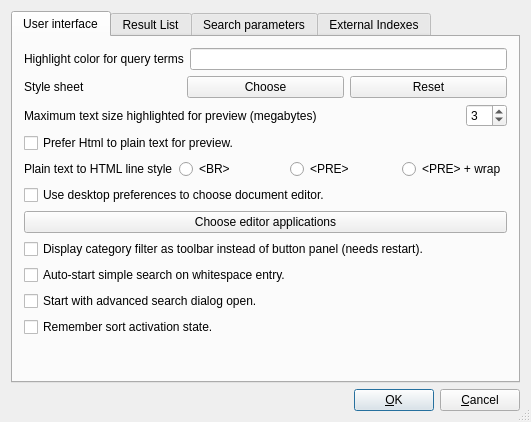
spanner888/recoll, file src/qtgui/uiprefs.ui: the form before one commit.
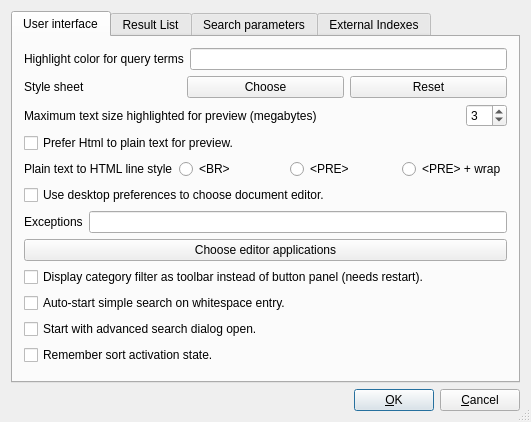
The form after the commit.

Commit message: implement mime exceptions to "use desktop open" so that we can use evince and pass page and search string parameters for pdf,ps and dvi even when all other mime types are passed to xdg-open

The edit to the form file:
```diff
--- a/src/qtgui/uiprefs.ui
+++ b/src/qtgui/uiprefs.ui
@@ -177,6 +177,27 @@
              </property>
             </widget>
            </item>
+           <item>
+            <layout class="QHBoxLayout">
+             <item>
+              <widget class="QLabel" name="textLabelallex">
+               <property name="text">
+                <string>Exceptions</string>
+               </property>
+              </widget>
+             </item>
+             <item>
+              <widget class="QLineEdit" name="allExLE">
+               <property name="minimumSize">
+                <size>
+                 <width>70</width>
+                 <height>0</height>
+                </size>
+               </property>
+              </widget>
+             </item>
+            </layout>
+           </item>
            <item>
             <widget class="QPushButton" name="viewActionPB">
              <property name="text">
```
The commit also changes 11 other files.
